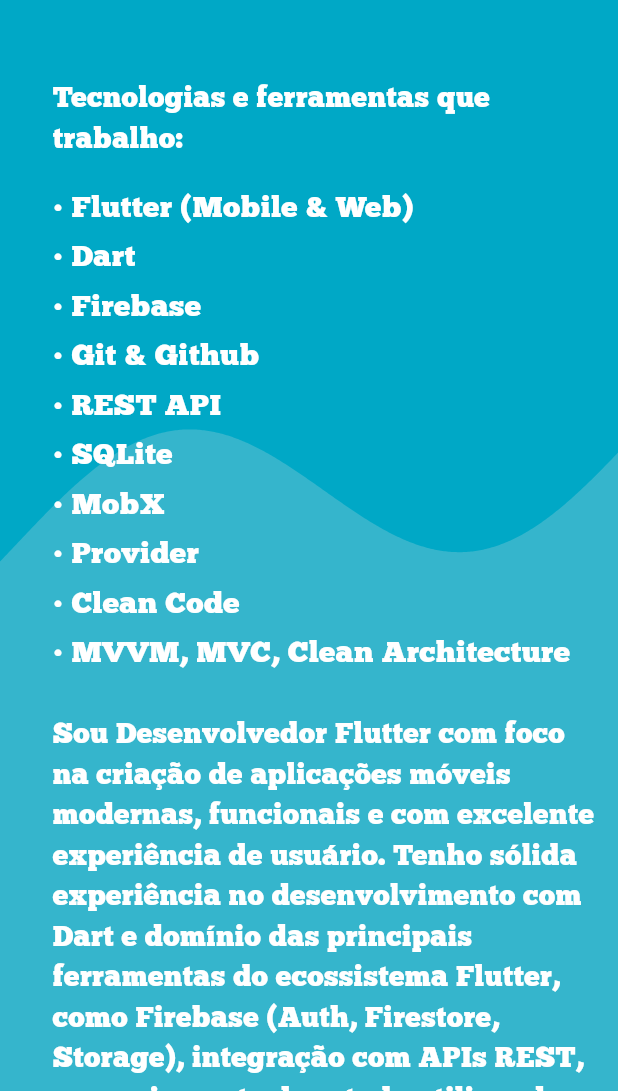
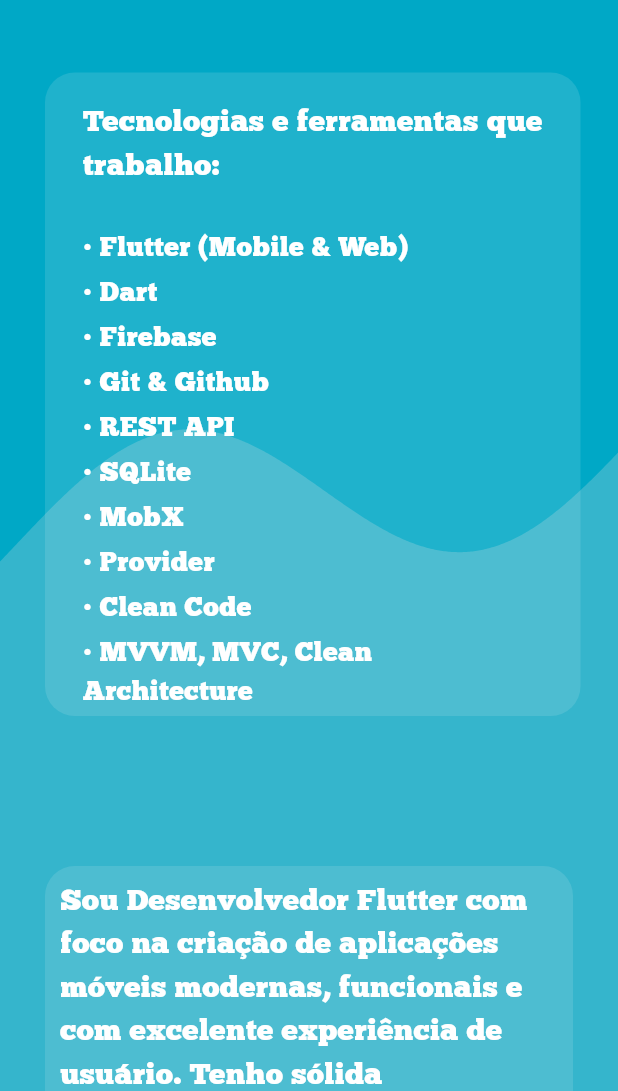
Before and after one commit to GugaDev7/this_is_gustavo, a Flutter app: the AboutScreen screen opened directly, on a phone screen of 412 x 824 dp, the part 145-1236 px from its top. Run offline on Flutter 3.47's test engine with Material 3 defaults, Android fonts, the phone set to English and light mode, and no system bars; our stand-ins replace flutter_svg.

Commit message:
Ajustes na tela de contato e animação na tela sobre mim

```diff
--- a/lib/main.dart
+++ b/lib/main.dart
@@ -1,7 +1,10 @@
 import 'package:flutter/material.dart';
+import 'package:this_is_gustavo/view/screens/about_screen.dart';
 import 'themes/app_themes.dart';
 import 'view/screens/home_screen.dart';
 import 'view/screens/contact_screen.dart';
+import 'view/screens/projects_screen.dart';
+import 'view/screens/about_screen.dart';
 
 // Notificador global para alternar o tema
 final themeModeNotifier = ValueNotifier(ThemeMode.light);
@@ -23,7 +26,7 @@ class MyApp extends StatelessWidget {
           theme: AppThemes.lightTheme,
           darkTheme: AppThemes.darkTheme,
           themeMode: mode,
-          home: const ContactScreen(),
+          home: const HomeScreen(),
         );
       },
     );
--- a/lib/themes/decorations/text_styles.dart
+++ b/lib/themes/decorations/text_styles.dart
@@ -17,13 +17,13 @@ class TextStyles {
 
   static const TextStyle body = TextStyle(
     color: Colors.white,
-    fontSize: 19,
+    fontSize: 20,
     fontWeight: FontWeight.w100,
     fontFamily: 'ChunkFive',
   );
 
   static const TextStyle caption = TextStyle(
-    fontSize: 20,
+    fontSize: 18,
     fontWeight: FontWeight.w400,
     fontFamily: 'ChunkFive',
     color: Colors.white,
@@ -36,6 +36,10 @@ class TextStyles {
     color: Colors.black,
   );
 
-  static TextStyle presentation(double fontSize) =>
-      TextStyle(color: Colors.white, fontSize: fontSize, fontWeight: FontWeight.normal, fontFamily: 'ChunkFive');
+  static TextStyle presentation(double fontSize) => TextStyle(
+    color: Colors.white,
+    fontSize: fontSize,
+    fontWeight: FontWeight.normal,
+    fontFamily: 'ChunkFive',
+  );
 }
--- a/lib/view/screens/about_screen.dart
+++ b/lib/view/screens/about_screen.dart
@@ -6,12 +6,43 @@ import 'package:this_is_gustavo/themes/decorations/text_styles.dart';
 import 'package:this_is_gustavo/view/widgets/animated_wave_background.dart';
 import 'package:this_is_gustavo/view/widgets/responsive_row_column.dart';
 
-class AboutScreen extends StatelessWidget {
+class AboutScreen extends StatefulWidget {
   const AboutScreen({super.key});
 
+  @override
+  State<AboutScreen> createState() => _AboutScreenState();
+}
+
+class _AboutScreenState extends State<AboutScreen> {
+  bool _show = false;
+
+  @override
+  void initState() {
+    super.initState();
+    Future.delayed(const Duration(microseconds: 300), () {
+      setState(() {
+        _show = true;
+      });
+    });
+  }
+
+  final Color containerColor = const Color.fromARGB(32, 245, 245, 245);
+
   Widget _buildAboutText(double screenWidth) => Padding(
-    padding: const EdgeInsets.only(left: 25.0, top: 4),
-    child: Text(AppStrings.get('aboutMessage'), style: TextStyles.body),
+    padding: const EdgeInsets.symmetric(horizontal: 25.0, vertical: 40),
+    child: AnimatedSlide(
+      offset: _show ? Offset.zero : const Offset(-1.5, 0),
+      duration: const Duration(milliseconds: 600),
+      curve: Curves.easeOut,
+      child: Container(
+        decoration: BoxDecoration(
+          color: containerColor,
+          borderRadius: BorderRadius.circular(20),
+        ),
+        padding: const EdgeInsets.all(10),
+        child: Text(AppStrings.get('aboutMessage'), style: TextStyles.body),
+      ),
+    ),
   );
 
   Widget _buildTechList() {
@@ -39,16 +70,39 @@ class AboutScreen extends StatelessWidget {
     );
   }
 
-  Widget _buildTechColumn() => Column(
-    crossAxisAlignment: CrossAxisAlignment.start,
-    children: [
-      Padding(
-        padding: const EdgeInsets.only(left: 25.0, top: 40),
-        child: Text(AppStrings.get('technologies'), style: TextStyles.body),
+  Widget _buildTechColumn() => Padding(
+    padding: const EdgeInsets.only(left: 25, right: 20, top: 40, bottom: 40),
+    child: AnimatedSlide(
+      offset: _show ? Offset.zero : const Offset(1.5, 0),
+      duration: const Duration(milliseconds: 600),
+      curve: Curves.easeOut,
+      child: Container(
+        decoration: BoxDecoration(
+          color: containerColor,
+          borderRadius: BorderRadius.circular(20),
+        ),
+        child: Column(
+          crossAxisAlignment: CrossAxisAlignment.start,
+          children: [
+            Padding(
+              padding: const EdgeInsets.symmetric(
+                horizontal: 25.0,
+                vertical: 20,
+              ),
+              child: Text(
+                AppStrings.get('technologies'),
+                style: TextStyles.body,
+              ),
+            ),
+            const SizedBox(height: 5),
+            Padding(
+              padding: const EdgeInsets.symmetric(horizontal: 25.0),
+              child: _buildTechList(),
+            ),
+          ],
+        ),
       ),
-      const SizedBox(height: 16),
-      Padding(padding: const EdgeInsets.only(left: 25.0), child: _buildTechList()),
-    ],
+    ),
   );
 
   @override
@@ -60,14 +114,17 @@ class AboutScreen extends StatelessWidget {
         final canUseRow = screenWidth > 1100;
 
         return Scaffold(
-          appBar: AppBarDecorations.buildAppBar(context, showDrawer: !canUseRow),
+          appBar: AppBarDecorations.buildAppBar(
+            context,
+            showDrawer: !canUseRow,
+          ),
           drawer: !canUseRow ? const AppDrawer() : null,
           body: Stack(
             children: [
               const AnimatedWaveBackground(angle: 170),
               SingleChildScrollView(
                 child: Padding(
-                  padding: const EdgeInsets.all(10),
+                  padding: const EdgeInsets.all(5),
                   child: Center(
                     child: ResponsiveRowColumn(
                       useRow: canUseRow,
```
Also changed, not shown: lib/themes/decorations/appbar_decorations.dart (+42 -12 lines), lib/view/screens/contact_screen.dart (+21 -6 lines), lib/view/screens/home_screen.dart (+16 -6 lines), lib/view/widgets/contact_form.dart (+18 -4 lines), lib/view/widgets/contact_info.dart (+36 -7 lines), 8 other files.
